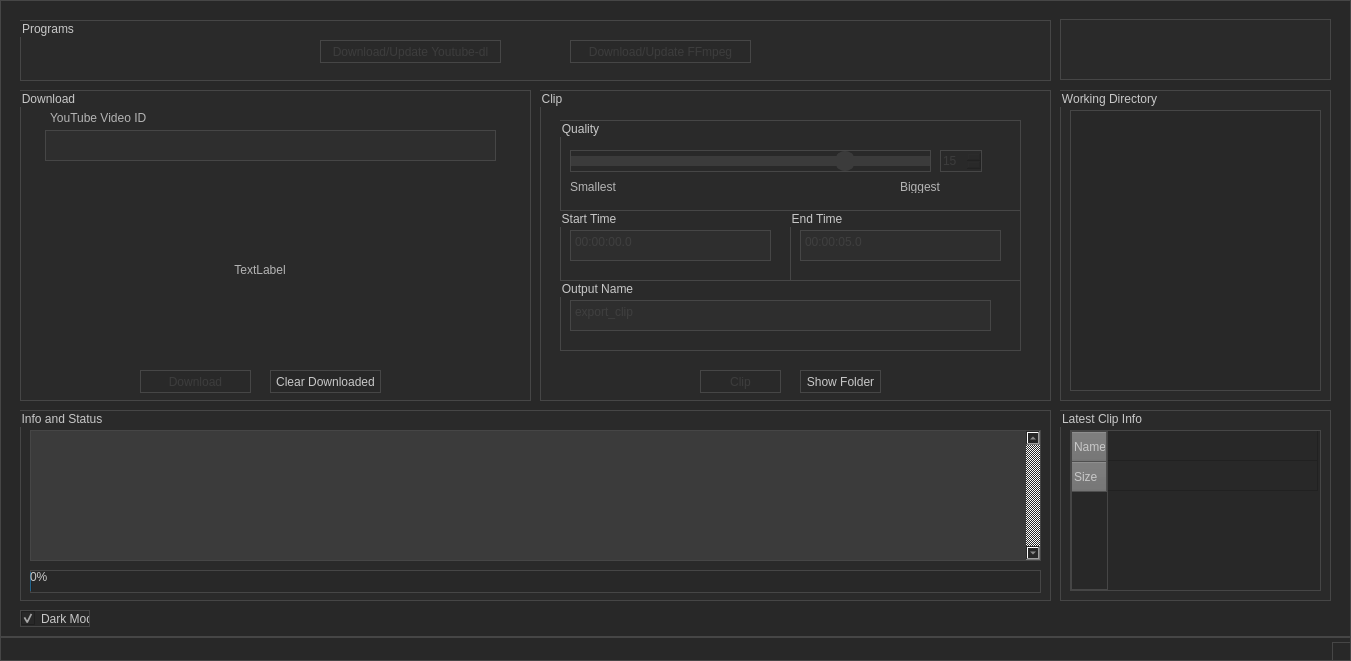
Before: the Qt Designer form Download_and_Clip.ui in Chrscool8/ClipEZ-aka-Download-and-Clip, drawn with Qt 5.
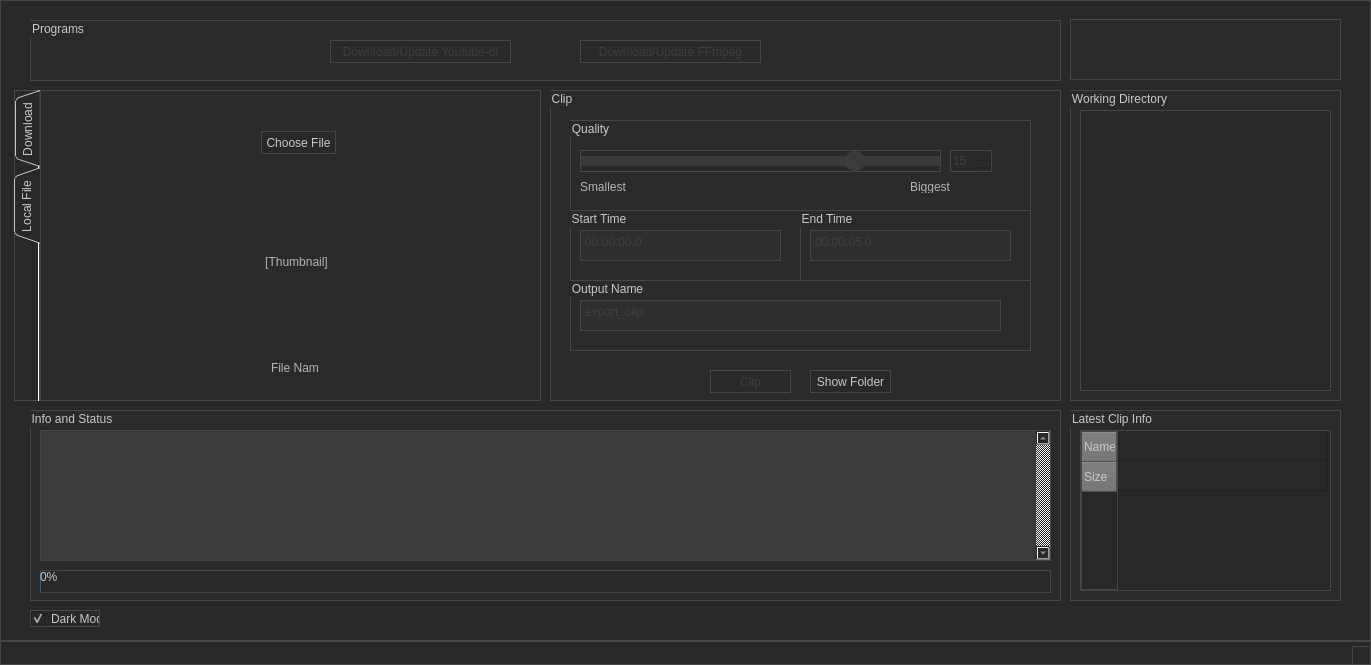
After: the same form once the commit is applied. The open tabs and pages were chosen to show the change.

The edit to the form file:
```diff
--- a/Download_and_Clip.ui
+++ b/Download_and_Clip.ui
@@ -9,8 +9,8 @@
    <rect>
     <x>0</x>
     <y>0</y>
-    <width>1351</width>
-    <height>661</height>
+    <width>1371</width>
+    <height>665</height>
    </rect>
   </property>
   <property name="sizePolicy">
@@ -138,109 +138,10 @@
    <property name="enabled">
     <bool>true</bool>
    </property>
-   <widget class="QGroupBox" name="groupBox">
-    <property name="enabled">
-     <bool>true</bool>
-    </property>
-    <property name="geometry">
-     <rect>
-      <x>20</x>
-      <y>90</y>
-      <width>511</width>
-      <height>311</height>
-     </rect>
-    </property>
-    <property name="title">
-     <string>Download</string>
-    </property>
-    <widget class="QLabel" name="label">
-     <property name="geometry">
-      <rect>
-       <x>30</x>
-       <y>20</y>
-       <width>120</width>
-       <height>16</height>
-      </rect>
-     </property>
-     <property name="text">
-      <string>YouTube Video ID</string>
-     </property>
-    </widget>
-    <widget class="QPlainTextEdit" name="textedit_videoid">
-     <property name="enabled">
-      <bool>false</bool>
-     </property>
-     <property name="geometry">
-      <rect>
-       <x>25</x>
-       <y>40</y>
-       <width>451</width>
-       <height>31</height>
-      </rect>
-     </property>
-     <property name="inputMethodHints">
-      <set>Qt::ImhNone</set>
-     </property>
-     <property name="placeholderText">
-      <string/>
-     </property>
-    </widget>
-    <widget class="QPushButton" name="button_download">
-     <property name="enabled">
-      <bool>false</bool>
-     </property>
-     <property name="geometry">
-      <rect>
-       <x>120</x>
-       <y>280</y>
-       <width>111</width>
-       <height>23</height>
-      </rect>
-     </property>
-     <property name="text">
-      <string>Download</string>
-     </property>
-    </widget>
-    <widget class="QPushButton" name="button_cleardownload">
-     <property name="enabled">
-      <bool>true</bool>
-     </property>
-     <property name="geometry">
-      <rect>
-       <x>250</x>
-       <y>280</y>
-       <width>111</width>
-       <height>23</height>
-      </rect>
-     </property>
-     <property name="text">
-      <string>Clear Downloaded</string>
-     </property>
-    </widget>
-    <widget class="QLabel" name="label_thumb">
-     <property name="geometry">
-      <rect>
-       <x>80</x>
-       <y>90</y>
-       <width>320</width>
-       <height>180</height>
-      </rect>
-     </property>
-     <property name="text">
-      <string>TextLabel</string>
-     </property>
-     <property name="scaledContents">
-      <bool>true</bool>
-     </property>
-     <property name="alignment">
-      <set>Qt::AlignCenter</set>
-     </property>
-    </widget>
-   </widget>
    <widget class="QGroupBox" name="groupBox_2">
     <property name="geometry">
      <rect>
-      <x>540</x>
+      <x>550</x>
       <y>90</y>
       <width>511</width>
       <height>311</height>
@@ -482,7 +383,7 @@
    <widget class="QGroupBox" name="groupBox_3">
     <property name="geometry">
      <rect>
-      <x>20</x>
+      <x>30</x>
       <y>410</y>
       <width>1031</width>
       <height>191</height>
@@ -531,7 +432,7 @@
    <widget class="QGroupBox" name="groupBox_4">
     <property name="geometry">
      <rect>
-      <x>20</x>
+      <x>30</x>
       <y>20</y>
       <width>1031</width>
       <height>61</height>
@@ -579,7 +480,7 @@
    <widget class="QCheckBox" name="checkbox_dark">
     <property name="geometry">
      <rect>
-      <x>20</x>
+      <x>30</x>
       <y>610</y>
       <width>70</width>
       <height>17</height>
@@ -595,7 +496,7 @@
    <widget class="QGroupBox" name="groupBox_9">
     <property name="geometry">
      <rect>
-      <x>1060</x>
+      <x>1070</x>
       <y>410</y>
       <width>271</width>
       <height>191</height>
@@ -688,7 +589,7 @@
    <widget class="QGroupBox" name="groupBox_10">
     <property name="geometry">
      <rect>
-      <x>1060</x>
+      <x>1070</x>
       <y>90</y>
       <width>271</width>
       <height>311</height>
@@ -711,7 +612,7 @@
    <widget class="QGroupBox" name="groupBox_11">
     <property name="geometry">
      <rect>
-      <x>1060</x>
+      <x>1070</x>
       <y>19</y>
       <width>271</width>
       <height>61</height>
@@ -721,6 +622,207 @@
      <string/>
     </property>
    </widget>
+   <widget class="QTabWidget" name="tabWidget">
+    <property name="geometry">
+     <rect>
+      <x>14</x>
+      <y>90</y>
+      <width>527</width>
+      <height>311</height>
+     </rect>
+    </property>
+    <property name="tabPosition">
+     <enum>QTabWidget::West</enum>
+    </property>
+    <property name="tabShape">
+     <enum>QTabWidget::Triangular</enum>
+    </property>
+    <property name="currentIndex">
+     <number>0</number>
+    </property>
+    <property name="elideMode">
+     <enum>Qt::ElideNone</enum>
+    </property>
+    <property name="usesScrollButtons">
+     <bool>false</bool>
+    </property>
+    <property name="documentMode">
+     <bool>true</bool>
+    </property>
+    <widget class="QWidget" name="tab">
+     <attribute name="title">
+      <string>Download</string>
+     </attribute>
+     <widget class="QGroupBox" name="groupBox">
+      <property name="enabled">
+       <bool>true</bool>
+      </property>
+      <property name="geometry">
+       <rect>
+        <x>-10</x>
+        <y>-10</y>
+        <width>521</width>
+        <height>331</height>
+       </rect>
+      </property>
+      <property name="title">
+       <string/>
+      </property>
+      <widget class="QLabel" name="label">
+       <property name="geometry">
+        <rect>
+         <x>30</x>
+         <y>20</y>
+         <width>120</width>
+         <height>16</height>
+        </rect>
+       </property>
+       <property name="text">
+        <string>YouTube Video ID</string>
+       </property>
+      </widget>
+      <widget class="QPlainTextEdit" name="textedit_videoid">
+       <property name="enabled">
+        <bool>false</bool>
+       </property>
+       <property name="geometry">
+        <rect>
+         <x>25</x>
+         <y>40</y>
+         <width>461</width>
+         <height>31</height>
+        </rect>
+       </property>
+       <property name="inputMethodHints">
+        <set>Qt::ImhNone</set>
+       </property>
+       <property name="placeholderText">
+        <string/>
+       </property>
+      </widget>
+      <widget class="QPushButton" name="button_download">
+       <property name="enabled">
+        <bool>false</bool>
+       </property>
+       <property name="geometry">
+        <rect>
+         <x>370</x>
+         <y>160</y>
+         <width>111</width>
+         <height>23</height>
+        </rect>
+       </property>
+       <property name="text">
+        <string>Download</string>
+       </property>
+      </widget>
+      <widget class="QPushButton" name="button_cleardownload">
+       <property name="enabled">
+        <bool>true</bool>
+       </property>
+       <property name="geometry">
+        <rect>
+         <x>370</x>
+         <y>200</y>
+         <width>111</width>
+         <height>23</height>
+        </rect>
+       </property>
+       <property name="text">
+        <string>Clear Downloaded</string>
+       </property>
+      </widget>
+      <widget class="QLabel" name="label_thumb_download">
+       <property name="geometry">
+        <rect>
+         <x>30</x>
+         <y>120</y>
+         <width>291</width>
+         <height>141</height>
+        </rect>
+       </property>
+       <property name="frameShape">
+        <enum>QFrame::NoFrame</enum>
+       </property>
+       <property name="text">
+        <string>[Thumbnail]</string>
+       </property>
+       <property name="scaledContents">
+        <bool>true</bool>
+       </property>
+       <property name="alignment">
+        <set>Qt::AlignCenter</set>
+       </property>
+      </widget>
+     </widget>
+    </widget>
+    <widget class="QWidget" name="tab_2">
+     <attribute name="title">
+      <string>Local File</string>
+     </attribute>
+     <widget class="QGroupBox" name="groupBox_12">
+      <property name="geometry">
+       <rect>
+        <x>-10</x>
+        <y>-10</y>
+        <width>531</width>
+        <height>331</height>
+       </rect>
+      </property>
+      <property name="title">
+       <string/>
+      </property>
+      <widget class="QLabel" name="label_thumb_local">
+       <property name="geometry">
+        <rect>
+         <x>120</x>
+         <y>110</y>
+         <width>291</width>
+         <height>141</height>
+        </rect>
+       </property>
+       <property name="frameShape">
+        <enum>QFrame::NoFrame</enum>
+       </property>
+       <property name="text">
+        <string>[Thumbnail]</string>
+       </property>
+       <property name="scaledContents">
+        <bool>true</bool>
+       </property>
+       <property name="alignment">
+        <set>Qt::AlignCenter</set>
+       </property>
+      </widget>
+      <widget class="QPushButton" name="pushButton">
+       <property name="geometry">
+        <rect>
+         <x>230</x>
+         <y>50</y>
+         <width>75</width>
+         <height>23</height>
+        </rect>
+       </property>
+       <property name="text">
+        <string>Choose File</string>
+       </property>
+      </widget>
+      <widget class="QLabel" name="label_local_name">
+       <property name="geometry">
+        <rect>
+         <x>240</x>
+         <y>280</y>
+         <width>47</width>
+         <height>13</height>
+        </rect>
+       </property>
+       <property name="text">
+        <string>File Name</string>
+       </property>
+      </widget>
+     </widget>
+    </widget>
+   </widget>
   </widget>
   <widget class="QStatusBar" name="statusBar"/>
  </widget>
```
Left out of the diff: 2 changed lines with no effect on the pictures.
